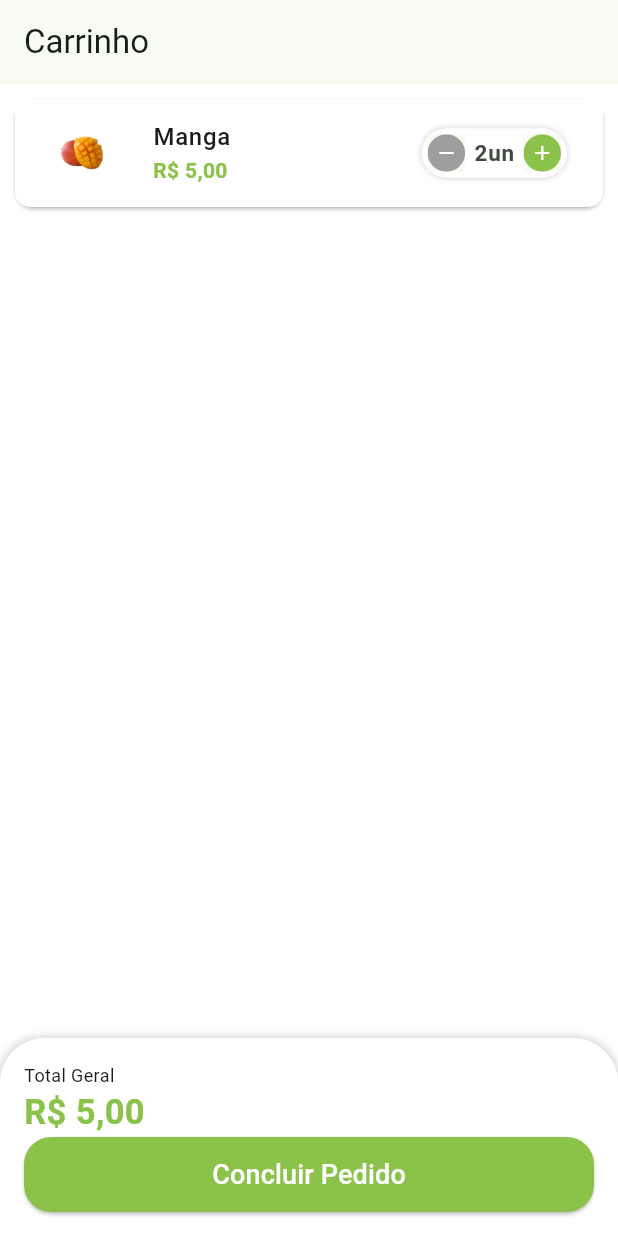
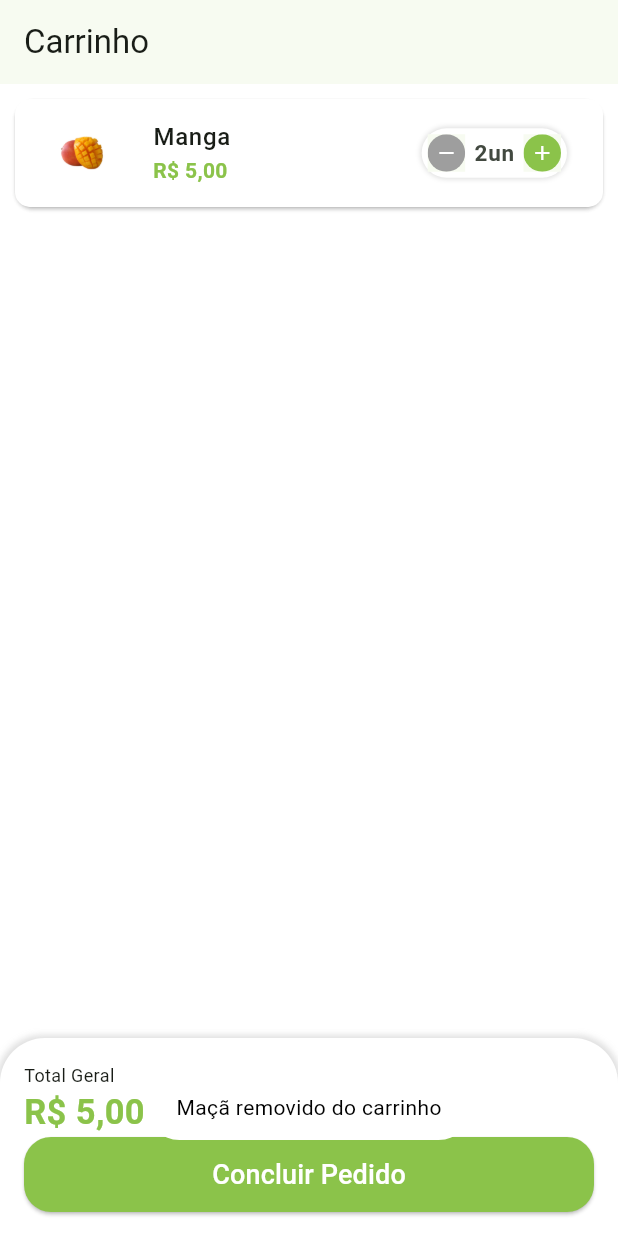
Before and after one commit to juriaCardozo/greengrocer-getx, a Flutter app: the CartTab screen opened directly, after a tap on the "delete forever" icon, on a phone screen of 412 x 824 dp. Run offline on Flutter 3.47's test engine with Material 2 defaults, Android fonts, the phone set to English and light mode, and no system bars; our stand-ins replace animated_text_kit, fluttertoast, mask_text_input_formatter, qr_flutter; missing offline and left inert: add_to_cart_animation.

```diff
--- a/lib/src/pages/base/base_screen.dart
+++ b/lib/src/pages/base/base_screen.dart
@@ -34,6 +34,11 @@ class _BaseScreenState extends State<BaseScreen> {
           setState(() {
             currentIndex = index;
             pageController.jumpToPage(index);
+            pageController.animateToPage(
+              index,
+              duration: Duration(milliseconds: 700),
+              curve: Curves.ease,
+            );
           });
         },
         type: BottomNavigationBarType.fixed,
--- a/lib/src/pages/cart/cart_tab.dart
+++ b/lib/src/pages/cart/cart_tab.dart
@@ -21,6 +21,8 @@ class _CartTabState extends State<CartTab> {
   void removeItemFromCart(CartItemModel cartItem) {
     setState(() {
       app_data.cartItems.remove(cartItem);
+      utilsServices.showToast(
+          message: '${cartItem.item.itemName} removido do carrinho');
     });
   }
 
@@ -115,6 +117,11 @@ class _CartTabState extends State<CartTab> {
                             );
                           },
                         );
+                      } else {
+                        utilsServices.showToast(
+                          message: 'Pedido não confirmado',
+                          isError: true,
+                        );
                       }
                     },
                     child: const Text(
--- a/lib/src/services/utils_services.dart
+++ b/lib/src/services/utils_services.dart
@@ -1,3 +1,5 @@
+import 'package:flutter/material.dart';
+import 'package:fluttertoast/fluttertoast.dart';
 import 'package:intl/intl.dart';
 import 'package:intl/date_symbol_data_local.dart';
 
@@ -14,4 +16,18 @@ class UtilsServices {
     DateFormat dateFormat = DateFormat.yMd('pt_BR').add_Hm();
     return dateFormat.format(dateTime);
   }
+
+  void showToast({
+    required String message,
+    bool isError = false,
+  }) {
+    Fluttertoast.showToast(
+        msg: message,
+        toastLength: Toast.LENGTH_SHORT,
+        gravity: ToastGravity.BOTTOM,
+        timeInSecForIosWeb: 3,
+        backgroundColor: isError ? Colors.red : Colors.white,
+        textColor: isError ? Colors.white : Colors.black,
+        fontSize: 14.0);
+  }
 }
--- a/pubspec.yaml
+++ b/pubspec.yaml
@@ -39,6 +39,8 @@ dependencies:
   mask_text_input_formatter: ^2.5.0
   intl: ^0.18.1
   qr_flutter: ^4.1.0
+  add_to_cart_animation: ^0.0.7
+  fluttertoast: ^8.2.3
 
 dev_dependencies:
   flutter_test:
```
Also changed, not shown: lib/src/pages/home/components/item_tile.dart (+7 -3 lines), lib/src/pages/home/home_tab.dart (+26 -3 lines), pubspec.lock.
